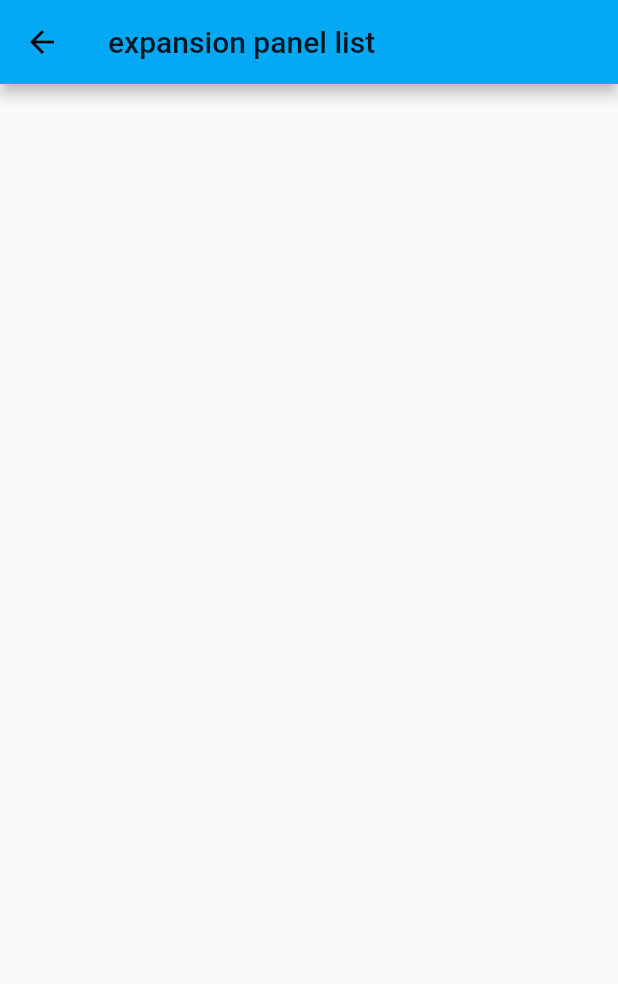
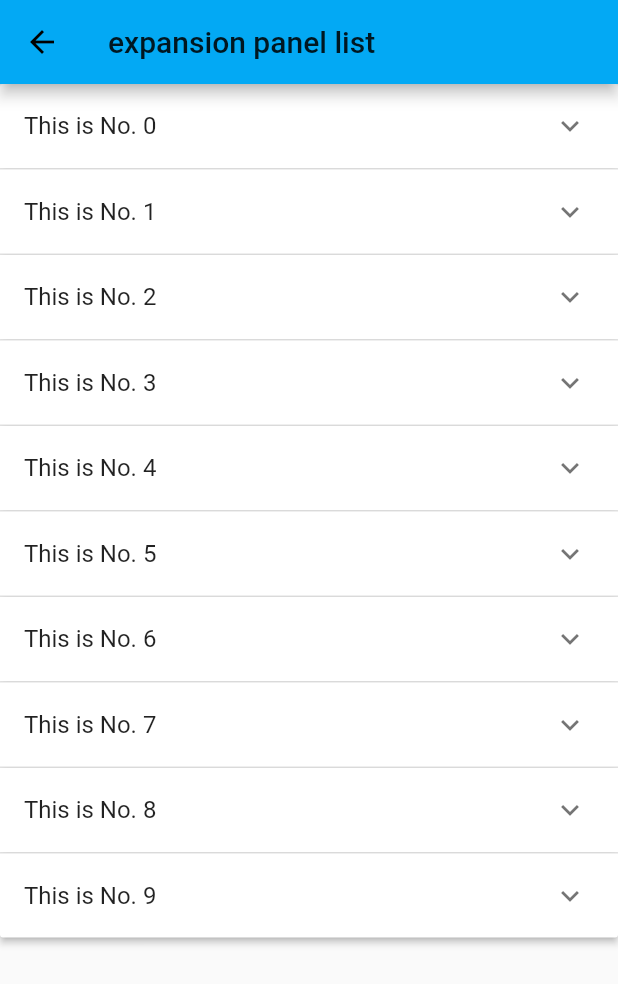
Before and after one commit to jyhu1993/flutter_demos, a Flutter app: the ExpansionPanelListDemo screen opened directly, on a phone screen of 412 x 824 dp. Shown: the top 984 px of the screen. Run offline on Flutter 3.47's test engine with Material 2 defaults, Android fonts, the phone set to English and light mode, and no system bars.

Commit message:
添加闭合展开列表demo

```diff
--- a/lib/expansion_panel_list_demo.dart
+++ b/lib/expansion_panel_list_demo.dart
@@ -47,6 +47,30 @@ class _ExpansionPanelListDemoState extends State<ExpansionPanelListDemo> {
       appBar: AppBar(
         title: Text('expansion panel list'),
       ),
+      // 加入可滚动组件
+      body: SingleChildScrollView(
+        child: ExpansionPanelList(
+          // 回调函数
+          expansionCallback: (index, bol){
+            print(index);
+            print(bol);
+            _setCurrentIndex(index, bol);
+          },
+          children: mList.map((index){
+            return ExpansionPanel(
+              headerBuilder: (context, isExpanded){
+                return ListTile(
+                  title: Text('This is No. $index'),
+                );
+              },
+              body: ListTile(
+                title: Text('expansion no.$index'),
+              ),
+              isExpanded: expandStateList[index].isOpen,
+            );
+          }).toList(),
+        ),
+      ),
     );
   }
 }
```
